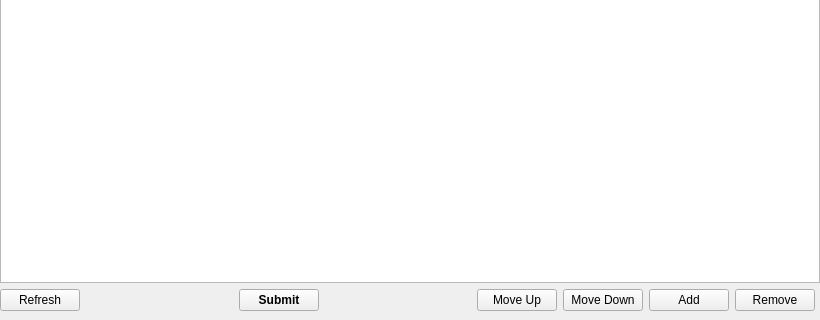
Qt form BaseClient/Source/ManageCategoryWidget.ui (WorksAhead/Base) before a commit; both pictures show x 0 to 820 and y 330 to 650 of the 820 by 650 pixel window.
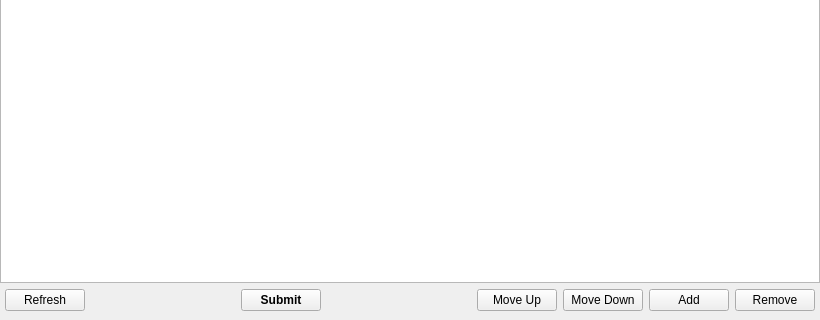
The same form after that commit.

Patch:
```diff
--- a/BaseClient/Source/ManageCategoryWidget.ui
+++ b/BaseClient/Source/ManageCategoryWidget.ui
@@ -37,6 +37,9 @@
      <property name="spacing">
       <number>6</number>
      </property>
+     <property name="leftMargin">
+      <number>5</number>
+     </property>
      <property name="rightMargin">
       <number>5</number>
      </property>
```
